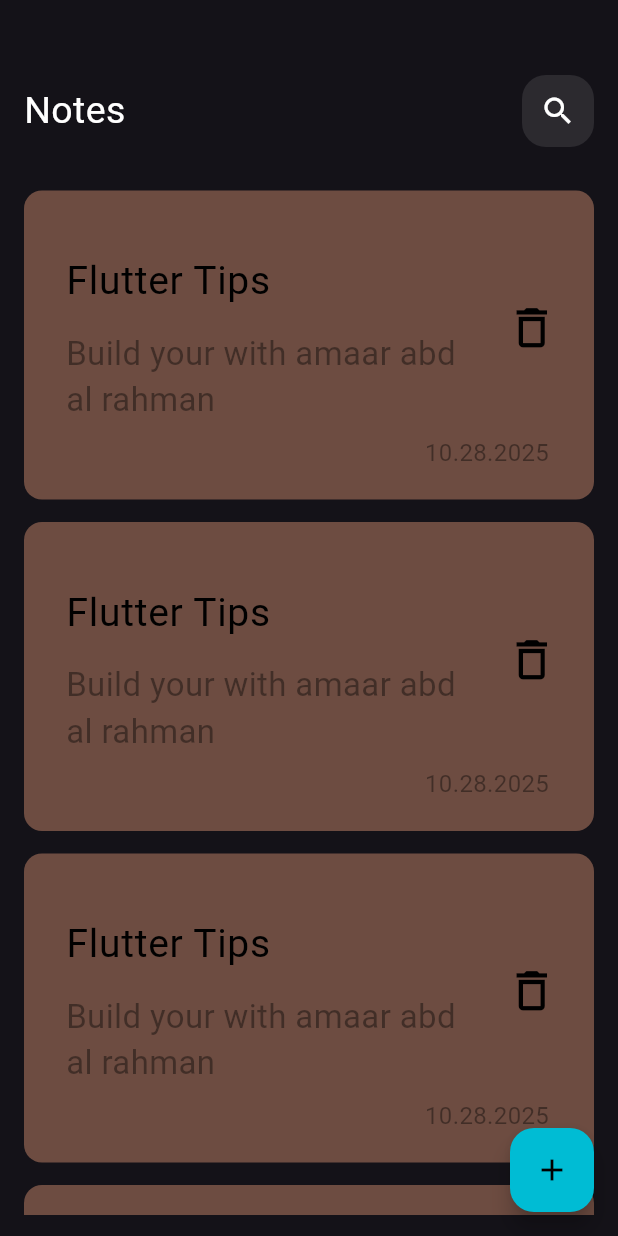
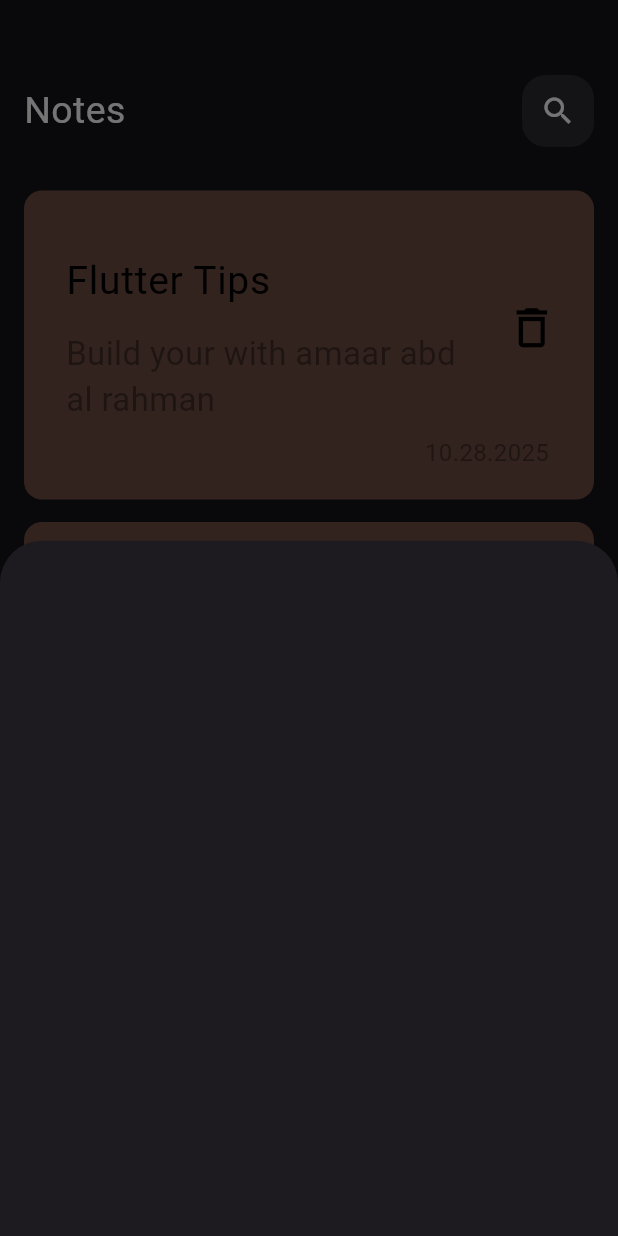
Before and after one commit to amaar-abd/nots_app, a Flutter app: the screen it shows after launch, after a tap on the "add" icon, on a phone screen of 412 x 824 dp. Run offline on Flutter 3.47's test engine with Material 3 defaults, Android fonts, the phone set to English and light mode, and no system bars.

Commit message:
show Moda lBottom Sheet

```diff
--- a/lib/views/notes_view.dart
+++ b/lib/views/notes_view.dart
@@ -1,4 +1,5 @@
 import 'package:flutter/material.dart';
+import 'package:notes_app/widgets/add_note_botoom_sheet.dart';
 import 'package:notes_app/widgets/body_note.dart';
 
 class NotesView extends StatelessWidget {
@@ -8,7 +9,14 @@ class NotesView extends StatelessWidget {
   Widget build(BuildContext context) {
     return Scaffold(
       floatingActionButton: FloatingActionButton(
-        onPressed: () {},
+        onPressed: () {
+          showModalBottomSheet(
+            context: context,
+            builder: (context) {
+              return const AddNoteBottomSheet();
+            },
+          );
+        },
         child: Icon(Icons.add, color: Colors.black),
         backgroundColor: Colors.cyan,
       ),
--- /dev/null
+++ b/lib/widgets/add_note_botoom_sheet.dart
@@ -0,0 +1,10 @@
+import 'package:flutter/material.dart';
+
+class AddNoteBottomSheet extends StatelessWidget {
+  const AddNoteBottomSheet({super.key});
+
+  @override
+  Widget build(BuildContext context) {
+    return Container();
+  }
+}
```
